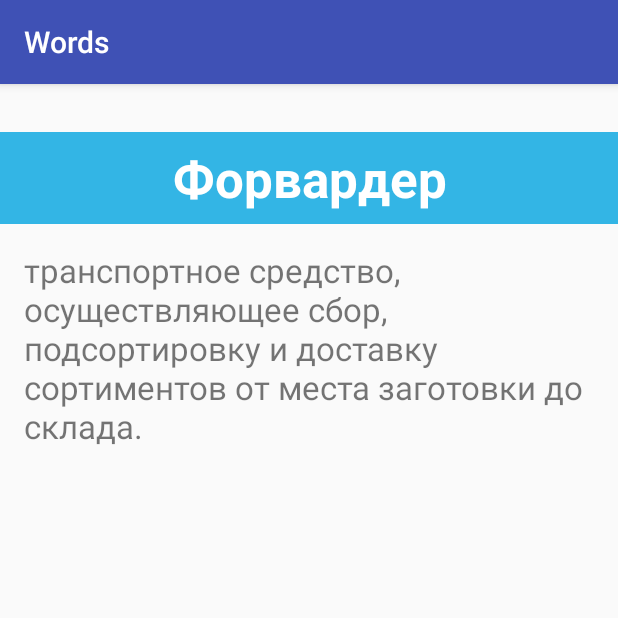
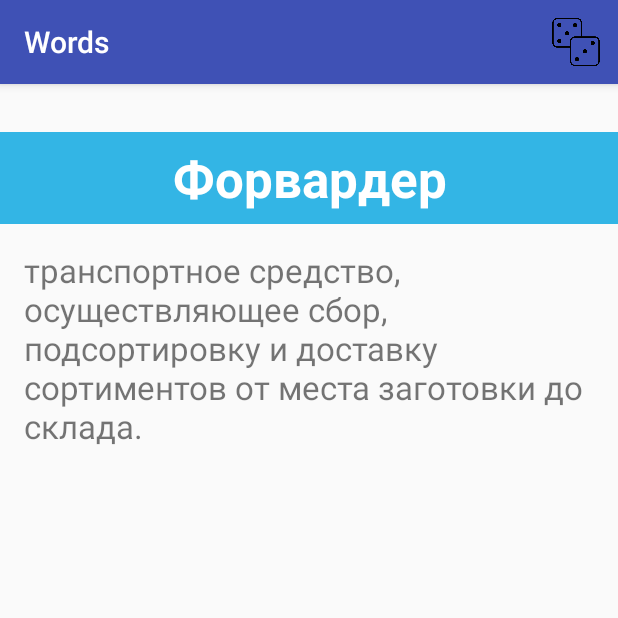
Before and after one commit to Romannovozhilov/Words, an Android app: the screen it shows after launch (MainActivity), on a phone screen of 412 x 824 dp, the top half of it. Run offline under Robolectric (Android 15) with nearby library versions, the phone set to English and light mode, and no system bars.

Commit message:
icons and menu rand

```diff
--- a/app/src/main/AndroidManifest.xml
+++ b/app/src/main/AndroidManifest.xml
@@ -6,7 +6,7 @@
         android:allowBackup="true"
         android:icon="@mipmap/ic_launcher"
         android:label="@string/app_name"
-        android:roundIcon="@mipmap/ic_launcher_round"
+        android:roundIcon="@mipmap/ic_launcher"
         android:supportsRtl="true"
         android:theme="@style/AppTheme">
         <activity android:name=".MainActivity">
--- a/app/src/main/java/ru/moogen/words/MainActivity.java
+++ b/app/src/main/java/ru/moogen/words/MainActivity.java
@@ -4,6 +4,8 @@ import android.database.sqlite.SQLiteDatabase;
 import android.support.v4.view.ViewPager;
 import android.support.v7.app.AppCompatActivity;
 import android.os.Bundle;
+import android.view.Menu;
+import android.view.MenuItem;
 
 import java.util.ArrayList;
 import java.util.Calendar;
@@ -22,6 +24,8 @@ public class MainActivity extends AppCompatActivity {
     protected void onCreate(Bundle savedInstanceState) {
         super.onCreate(savedInstanceState);
         setContentView(R.layout.activity_main);
+
+
 
         mDataHelperFromCSV = new DataHelperFromCSV(this);
         SQLiteDatabase sqLiteDatabase = mDataHelperFromCSV.getWritableDatabase();
@@ -54,9 +58,16 @@ public class MainActivity extends AppCompatActivity {
 
     }
 
-    private void randomWord(){
-        int randPosition = (int)(Math.random() * (mList.size()));
+    @Override
+    public boolean onCreateOptionsMenu(Menu menu) {
+        getMenuInflater().inflate(R.menu.ab_menu, menu);
+        return true;
+    }
+
+    public void randomWord(MenuItem m){
+        int randPosition = (int)(Math.random() * (mList.size() - 1));
         mPager.setCurrentItem(randPosition);
     }
 
+
 }
--- /dev/null
+++ b/app/src/main/res/menu/ab_menu.xml
@@ -0,0 +1,11 @@
+<?xml version="1.0" encoding="utf-8"?>
+<menu xmlns:android="http://schemas.android.com/apk/res/android"
+    xmlns:app="http://schemas.android.com/apk/res-auto">
+    <item
+        android:title="@string/rand_menu_title"
+        android:id="@+id/menu_el_random"
+        android:icon="@drawable/random"
+        app:showAsAction="always"
+        android:onClick="randomWord"/>
+
+</menu>
--- a/app/src/main/res/mipmap-anydpi-v26/ic_launcher.xml
+++ /dev/null
@@ -1,5 +0,0 @@
-<?xml version="1.0" encoding="utf-8"?>
-<adaptive-icon xmlns:android="http://schemas.android.com/apk/res/android">
-    <background android:drawable="@drawable/ic_launcher_background" />
-    <foreground android:drawable="@drawable/ic_launcher_foreground" />
-</adaptive-icon>
--- a/app/src/main/res/mipmap-anydpi-v26/ic_launcher_round.xml
+++ /dev/null
@@ -1,5 +0,0 @@
-<?xml version="1.0" encoding="utf-8"?>
-<adaptive-icon xmlns:android="http://schemas.android.com/apk/res/android">
-    <background android:drawable="@drawable/ic_launcher_background" />
-    <foreground android:drawable="@drawable/ic_launcher_foreground" />
-</adaptive-icon>
--- a/app/src/main/res/values/strings.xml
+++ b/app/src/main/res/values/strings.xml
@@ -1,3 +1,4 @@
 <resources>
     <string name="app_name">Words</string>
+    <string name="rand_menu_title">Случайное слово</string>
 </resources>
```
Also changed, not shown: app/src/main/res/drawable/random.png (added), app/src/main/res/mipmap-hdpi/ic_launcher.png, app/src/main/res/mipmap-hdpi/ic_launcher_round.png, app/src/main/res/mipmap-mdpi/ic_launcher.png, app/src/main/res/mipmap-mdpi/ic_launcher_round.png, app/src/main/res/mipmap-xhdpi/ic_launcher.png, app/src/main/res/mipmap-xhdpi/ic_launcher_round.png, app/src/main/res/mipmap-xxhdpi/ic_launcher.png, app/src/main/res/mipmap-xxhdpi/ic_launcher_round.png, app/src/main/res/mipmap-xxxhdpi/ic_launcher.png, app/src/main/res/mipmap-xxxhdpi/ic_launcher_round.png.
